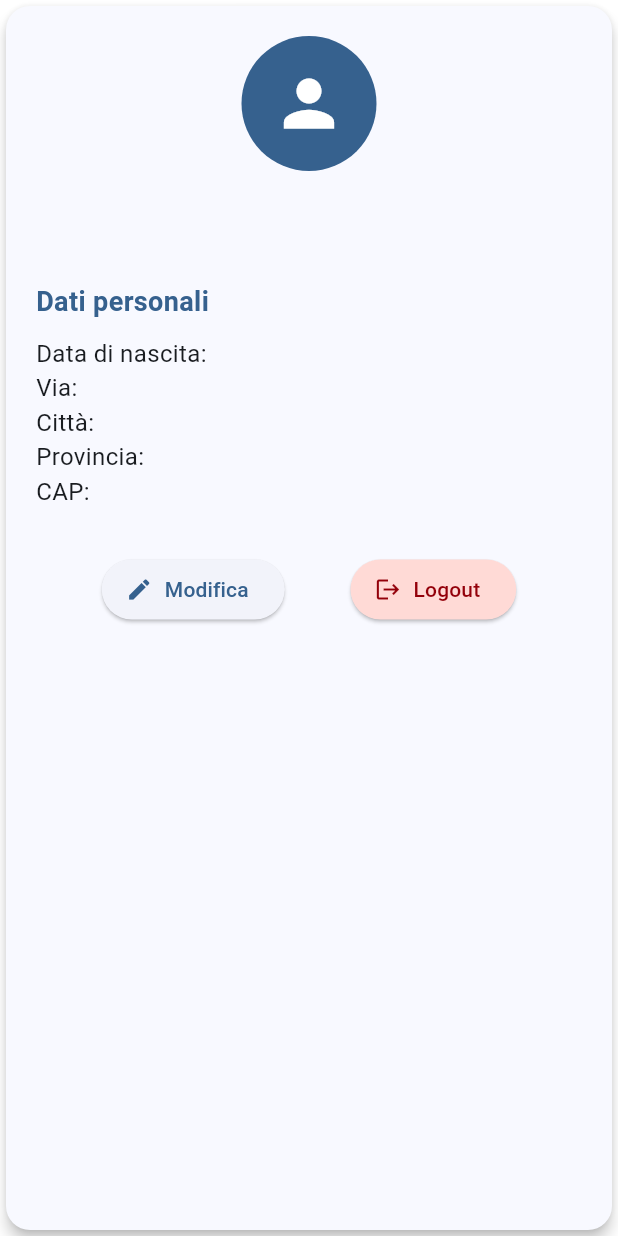
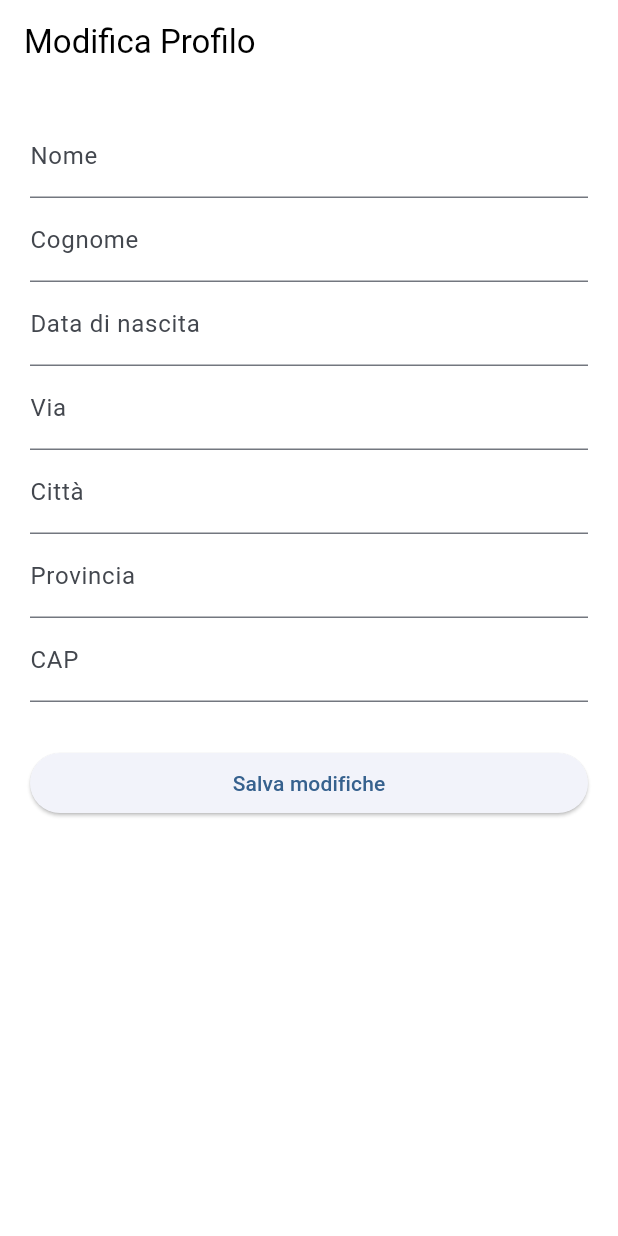
Before and after one commit to Debora78/-Login-Dashboard-App, a Flutter app: the ProfileCard widget shown alone on an empty page, opened directly with empty values, after a tap on "Modifica", on a phone screen of 412 x 824 dp. Run offline on Flutter 3.47's test engine with Material 3 defaults, Android fonts, the phone set to English and light mode, and no system bars; our stand-ins replace go_router; accounts and stored records are empty.

Commit message:
feat: add profile actions, edit screen and future roadmap
- Implemented functional Edit and Logout buttons in ProfileCard
- Added navigation via GoRouter for /edit-profile route
- Created EditProfileScreen with pre-filled user data and save logic
- Integrated user update flow through AuthService
- Updated README with Future Improvements section and project roadmap
- Improved overall user flow and completed profile management features

```diff
--- a/lib/components/profile_card.dart
+++ b/lib/components/profile_card.dart
@@ -1,5 +1,7 @@
 // Importiamo i widget base di Flutter.
 import 'package:flutter/material.dart';
+import 'package:go_router/go_router.dart';
+import 'package:login_dashboard_app/services/auth_service.dart';
 
 // La ProfileCard mostra i dati dell'utente registrato.
 // È completamente aggiornata per mostrare tutti i campi del form.
@@ -95,7 +97,9 @@ class ProfileCard extends StatelessWidget {
                 // Pulsante Modifica
                 ElevatedButton.icon(
                   onPressed: () {
-                    // Qui potrai aggiungere la logica di modifica profilo.
+                    context.go(
+                      '/edit-profile',
+                    ); // apre la schermata di modifica
                   },
                   icon: const Icon(Icons.edit),
                   label: const Text('Modifica'),
@@ -104,9 +108,10 @@ class ProfileCard extends StatelessWidget {
                 // Pulsante Logout
                 ElevatedButton.icon(
                   onPressed: () {
-                    // Navigazione verso login (logout simulato).
-                    Navigator.of(context).pushReplacementNamed('/login');
+                    AuthService.currentUser = null; // svuota l’utente
+                    context.go('/login'); // torna al login
                   },
+
                   icon: const Icon(Icons.logout),
                   label: const Text('Logout'),
                   style: ElevatedButton.styleFrom(
--- a/lib/routes.dart
+++ b/lib/routes.dart
@@ -2,6 +2,7 @@ import 'package:go_router/go_router.dart';
 import 'package:login_dashboard_app/screens/dashboard_screen.dart';
 import 'package:login_dashboard_app/screens/login_screen.dart';
 import 'package:login_dashboard_app/screens/profile_screen.dart';
+import 'package:login_dashboard_app/screens/edit_profile_screen.dart';
 
 // GRUPPO DI ROTTE
 final router = GoRouter(
@@ -35,5 +36,14 @@ final router = GoRouter(
         return const ProfileScreen();
       },
     ),
+    GoRoute(
+      // Percorso della rotta  (URL interno dell'app)
+      path: '/edit-profile',
+
+      // Builder: dice quale schermata deve essere mostrata
+      builder: (context, state) {
+        return const EditProfileScreen();
+      },
+    ),
   ],
 );
--- /dev/null
+++ b/lib/screens/edit_profile_screen.dart
@@ -0,0 +1,147 @@
+// Importiamo i widget base di Flutter.
+import 'package:flutter/material.dart';
+
+// Importiamo il servizio di autenticazione che contiene l'utente corrente.
+import 'package:login_dashboard_app/services/auth_service.dart';
+
+// Importiamo il modello User per ricreare l'oggetto aggiornato.
+import 'package:login_dashboard_app/models/user.dart';
+
+// Importiamo GoRouter per la navigazione.
+import 'package:go_router/go_router.dart';
+
+// Schermata per modificare i dati del profilo utente.
+class EditProfileScreen extends StatefulWidget {
+  const EditProfileScreen({super.key});
+
+  @override
+  State<EditProfileScreen> createState() => _EditProfileScreenState();
+}
+
+// StatefulWidget perché dobbiamo gestire i controller dei campi di testo.
+class _EditProfileScreenState extends State<EditProfileScreen> {
+  // Controller per ogni campo del form, inizializzati in initState.
+  late TextEditingController nomeController;
+  late TextEditingController cognomeController;
+  late TextEditingController dataNascitaController;
+  late TextEditingController viaController;
+  late TextEditingController cittaController;
+  late TextEditingController provinciaController;
+  late TextEditingController capController;
+
+  @override
+  void initState() {
+    super.initState();
+
+    // Recuperiamo l'utente corrente da AuthService.
+    final user = AuthService.getUser();
+
+    // Inizializziamo i controller con i valori esistenti (se presenti).
+    nomeController = TextEditingController(text: user?.nome ?? '');
+    cognomeController = TextEditingController(text: user?.cognome ?? '');
+    dataNascitaController = TextEditingController(
+      text: user?.dataNascita ?? '',
+    );
+    viaController = TextEditingController(text: user?.via ?? '');
+    cittaController = TextEditingController(text: user?.citta ?? '');
+    provinciaController = TextEditingController(text: user?.provincia ?? '');
+    capController = TextEditingController(text: user?.cap ?? '');
+  }
+
+  @override
+  void dispose() {
+    // Rilasciamo tutti i controller quando la schermata viene distrutta.
+    nomeController.dispose();
+    cognomeController.dispose();
+    dataNascitaController.dispose();
+    viaController.dispose();
+    cittaController.dispose();
+    provinciaController.dispose();
+    capController.dispose();
+    super.dispose();
+  }
+
+  // Metodo chiamato quando si preme "Salva modifiche".
+  void _saveProfile() {
+    // Creiamo un nuovo oggetto User con i dati aggiornati.
+    final updatedUser = User(
+      nome: nomeController.text,
+      cognome: cognomeController.text,
+      dataNascita: dataNascitaController.text,
+      via: viaController.text,
+      citta: cittaController.text,
+      provincia: provinciaController.text,
+      cap: capController.text,
+    );
+
+    // Salviamo l'utente aggiornato nell'AuthService.
+    AuthService.login(updatedUser);
+
+    // Torniamo alla schermata profilo per vedere i dati aggiornati.
+    context.go('/profile');
+  }
+
+  @override
+  Widget build(BuildContext context) {
+    // Scaffold base con AppBar e corpo della pagina.
+    return Scaffold(
+      appBar: AppBar(
+        // Titolo della schermata.
+        title: const Text('Modifica Profilo'),
+      ),
+      body: Padding(
+        // Padding intorno al contenuto.
+        padding: const EdgeInsets.all(20),
+        // Usiamo ListView per permettere lo scroll se necessario.
+        child: ListView(
+          children: [
+            // Campo Nome.
+            TextField(
+              controller: nomeController,
+              decoration: const InputDecoration(labelText: 'Nome'),
+            ),
+            // Campo Cognome.
+            TextField(
+              controller: cognomeController,
+              decoration: const InputDecoration(labelText: 'Cognome'),
+            ),
+            // Campo Data di nascita.
+            TextField(
+              controller: dataNascitaController,
+              decoration: const InputDecoration(labelText: 'Data di nascita'),
+            ),
+            // Campo Via.
+            TextField(
+              controller: viaController,
+              decoration: const InputDecoration(labelText: 'Via'),
+            ),
+            // Campo Città.
+            TextField(
+              controller: cittaController,
+              decoration: const InputDecoration(labelText: 'Città'),
+            ),
+            // Campo Provincia.
+            TextField(
+              controller: provinciaController,
+              decoration: const InputDecoration(labelText: 'Provincia'),
+            ),
+            // Campo CAP.
+            TextField(
+              controller: capController,
+              decoration: const InputDecoration(labelText: 'CAP'),
+            ),
+
+            // Spazio prima del bottone.
+            const SizedBox(height: 30),
+
+            // Bottone per salvare le modifiche.
+            ElevatedButton(
+              onPressed: _saveProfile,
+              child: const Text('Salva modifiche'),
+            ),
+          ],
+        ),
+      ),
+    );
+  }
+}
```
